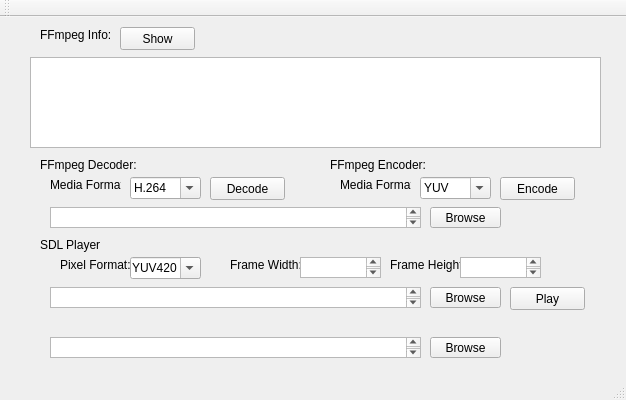
This is src/JaysMPlayer.ui in JayHeng/pzh-vs-mplayer as Qt 5 draws it before an edit. The edited form follows.
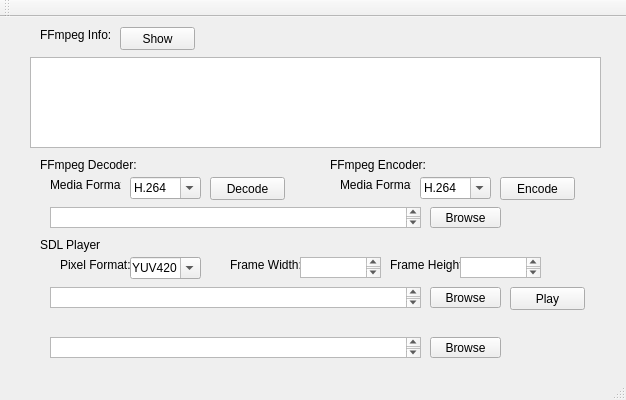
This is the edited form.

The edit to the form file:
```diff
--- a/src/JaysMPlayer.ui
+++ b/src/JaysMPlayer.ui
@@ -360,7 +360,7 @@
     </property>
     <item>
      <property name="text">
-      <string>YUV</string>
+      <string>H.264</string>
      </property>
     </item>
     <item>
```
Left out of the diff: 2 changed lines with no effect on the pictures.
